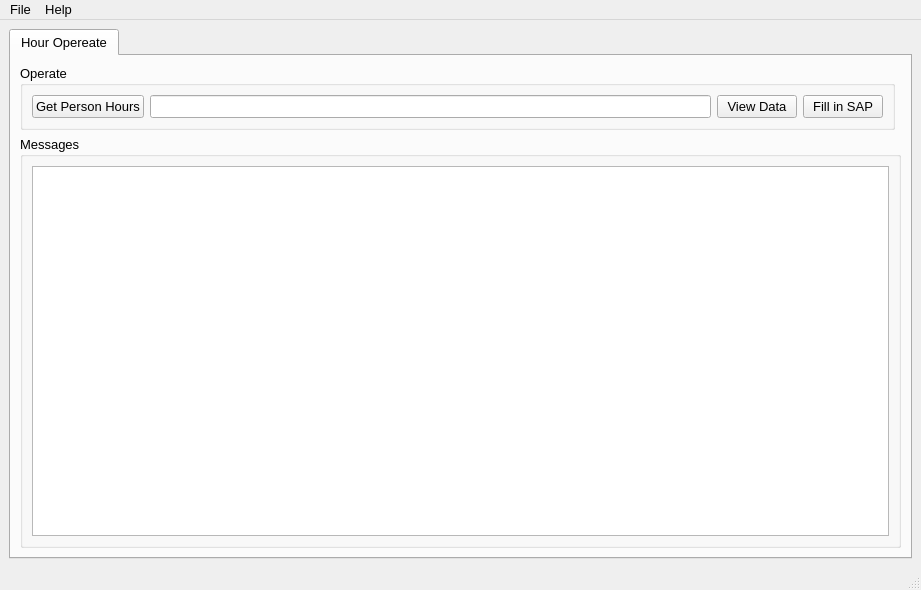
Qt form Hour_Operate_Ui.ui (chen-huai/Hour_Operation) before a commit.
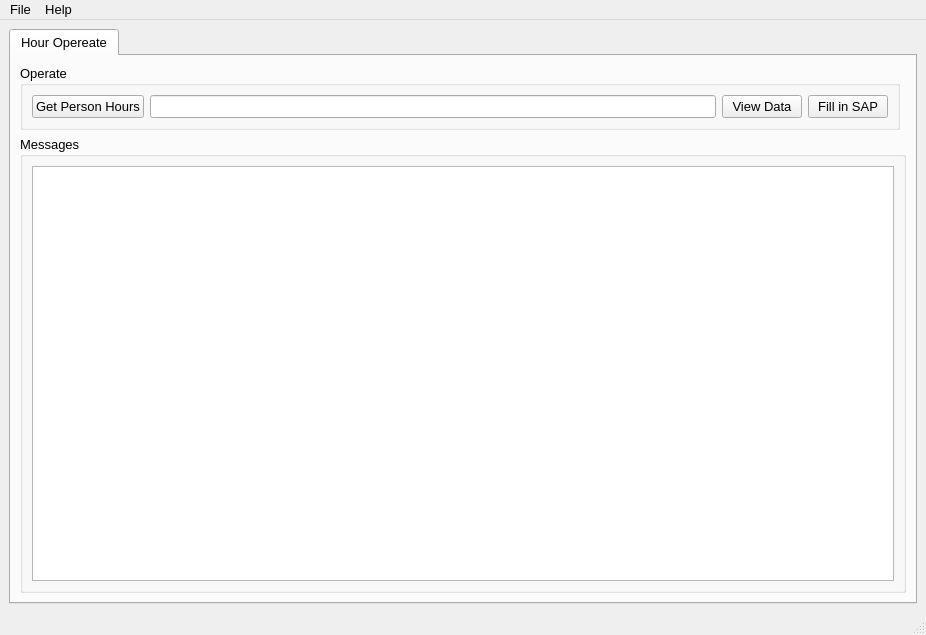
The same form after that commit. Icons and pictures are not drawn.

Commit message: 界面样式

The edit to the form file:
```diff
--- a/Hour_Operate_Ui.ui
+++ b/Hour_Operate_Ui.ui
@@ -7,12 +7,12 @@
    <rect>
     <x>0</x>
     <y>0</y>
-    <width>921</width>
-    <height>590</height>
+    <width>926</width>
+    <height>635</height>
    </rect>
   </property>
   <property name="sizePolicy">
-   <sizepolicy hsizetype="Preferred" vsizetype="Minimum">
+   <sizepolicy hsizetype="Expanding" vsizetype="Expanding">
     <horstretch>0</horstretch>
     <verstretch>0</verstretch>
    </sizepolicy>
@@ -97,7 +97,7 @@
     <rect>
      <x>0</x>
      <y>0</y>
-     <width>921</width>
+     <width>926</width>
      <height>25</height>
     </rect>
    </property>
```
The commit also changes 2 other files.
